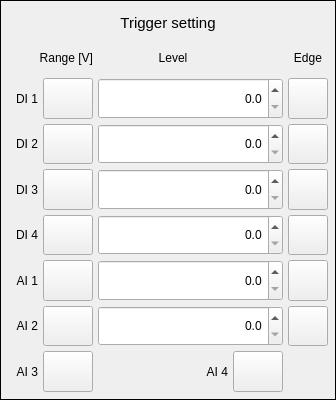
This is settingTriggerSetting.ui in coucou1121/Datalogger as Qt 5 draws it before an edit. The edited form follows.
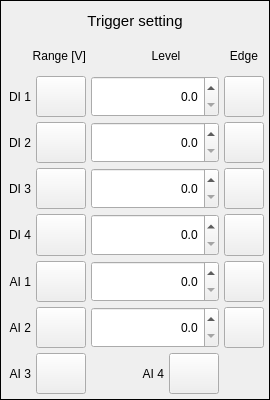
This is the edited form.

Patch:
```diff
--- a/settingTriggerSetting.ui
+++ b/settingTriggerSetting.ui
@@ -6,7 +6,7 @@
    <rect>
     <x>0</x>
     <y>0</y>
-    <width>336</width>
+    <width>270</width>
     <height>400</height>
    </rect>
   </property>
@@ -18,13 +18,13 @@
   </property>
   <property name="minimumSize">
    <size>
-    <width>260</width>
+    <width>270</width>
     <height>400</height>
    </size>
   </property>
   <property name="maximumSize">
    <size>
-    <width>336</width>
+    <width>347</width>
     <height>16777215</height>
    </size>
   </property>
@@ -36,16 +36,16 @@
   </property>
   <layout class="QGridLayout" name="gridLayout">
    <property name="leftMargin">
-    <number>7</number>
+    <number>5</number>
    </property>
    <property name="topMargin">
-    <number>7</number>
+    <number>5</number>
    </property>
    <property name="rightMargin">
-    <number>7</number>
+    <number>5</number>
    </property>
    <property name="bottomMargin">
-    <number>7</number>
+    <number>5</number>
    </property>
    <property name="spacing">
     <number>5</number>
@@ -159,7 +159,7 @@
      </property>
      <property name="minimumSize">
       <size>
-       <width>30</width>
+       <width>25</width>
        <height>30</height>
       </size>
      </property>
@@ -181,7 +181,7 @@
      </property>
      <property name="minimumSize">
       <size>
-       <width>30</width>
+       <width>25</width>
        <height>30</height>
       </size>
      </property>
@@ -203,7 +203,7 @@
      </property>
      <property name="minimumSize">
       <size>
-       <width>30</width>
+       <width>25</width>
        <height>30</height>
       </size>
      </property>
@@ -225,7 +225,7 @@
      </property>
      <property name="minimumSize">
       <size>
-       <width>30</width>
+       <width>25</width>
        <height>30</height>
       </size>
      </property>
@@ -247,7 +247,7 @@
      </property>
      <property name="minimumSize">
       <size>
-       <width>30</width>
+       <width>25</width>
        <height>10</height>
       </size>
      </property>
@@ -269,7 +269,7 @@
      </property>
      <property name="minimumSize">
       <size>
-       <width>30</width>
+       <width>25</width>
        <height>10</height>
       </size>
      </property>
@@ -403,7 +403,7 @@
      </property>
      <property name="minimumSize">
       <size>
-       <width>30</width>
+       <width>25</width>
        <height>10</height>
       </size>
      </property>
@@ -599,7 +599,7 @@
      </property>
      <property name="minimumSize">
       <size>
-       <width>80</width>
+       <width>85</width>
        <height>40</height>
       </size>
      </property>
@@ -633,7 +633,7 @@
      </property>
      <property name="minimumSize">
       <size>
-       <width>80</width>
+       <width>85</width>
        <height>40</height>
       </size>
      </property>
@@ -670,7 +670,7 @@
      </property>
      <property name="minimumSize">
       <size>
-       <width>80</width>
+       <width>85</width>
        <height>40</height>
       </size>
      </property>
@@ -701,7 +701,7 @@
      </property>
      <property name="minimumSize">
       <size>
-       <width>80</width>
+       <width>85</width>
        <height>40</height>
       </size>
      </property>
@@ -732,7 +732,7 @@
      </property>
      <property name="minimumSize">
       <size>
-       <width>80</width>
+       <width>85</width>
        <height>40</height>
       </size>
      </property>
@@ -763,7 +763,7 @@
      </property>
      <property name="minimumSize">
       <size>
-       <width>80</width>
+       <width>85</width>
        <height>40</height>
       </size>
      </property>
```
